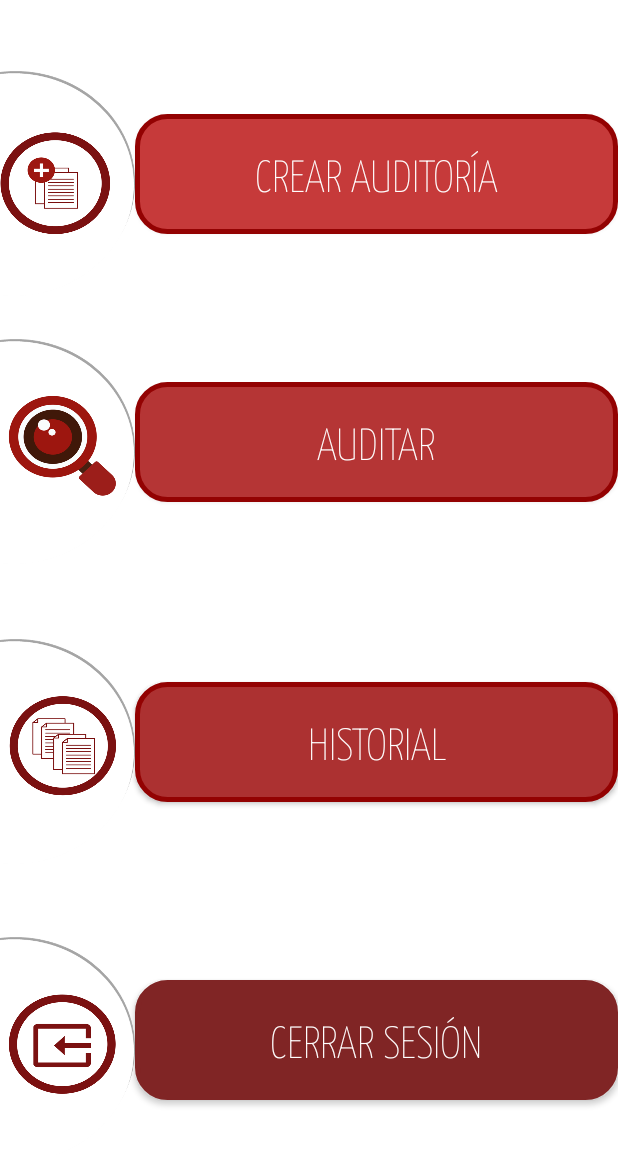
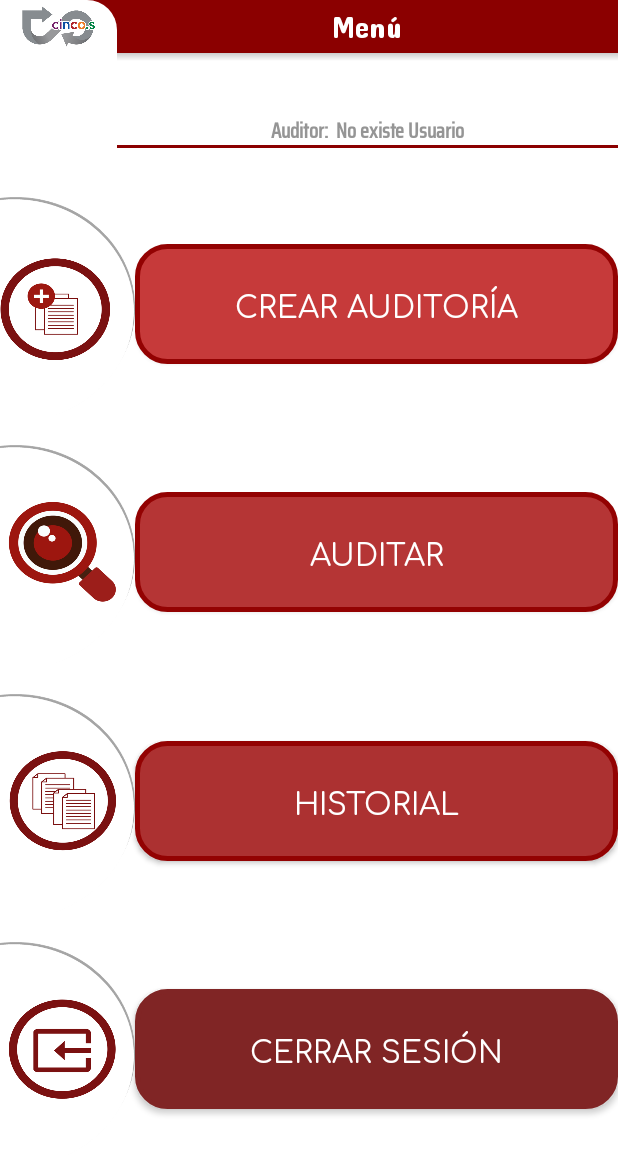
Before and after one commit to Genaro10020/a5SGonherV2, an Android app: the MainMenu screen opened directly, with no data from a screen before it, on a phone screen of 412 x 824 dp. Shown: the top 1155 px of the screen. Run offline under Robolectric (Android 15) with nearby library versions, the phone set to English and light mode, and no system bars; network calls fail.

Commit message:
Se agrego toolbar con logo 5s, sombra y tipo de letra.

```diff
--- a/app/src/main/java/com/example/a5SGonher/MainActivity.java
+++ b/app/src/main/java/com/example/a5SGonher/MainActivity.java
@@ -21,6 +21,8 @@ import org.json.JSONArray;
 import org.json.JSONException;
 import org.json.JSONObject;
 import android.content.SharedPreferences;
+
+import java.nio.charset.Charset;
 
 public class MainActivity extends AppCompatActivity {
 
@@ -46,7 +48,7 @@ public class MainActivity extends AppCompatActivity {
 
         cargarPreferencias();
 
-comparacion();
+        comparacion();
 
 
         btnAgregar2.setOnClickListener(new View.OnClickListener() {
@@ -88,7 +90,8 @@ public void comparacion()
     }
     }
 
-    private void guardarPreferencias(String Rol)
+    //Guardando informacion incial
+    private void guardarPreferencias(String Rol, String nombreAuditor)
     {
         SharedPreferences preferences=getSharedPreferences("credenciales", Context.MODE_PRIVATE);
         String Usuario=edtNombre.getText().toString();
@@ -97,6 +100,7 @@ public void comparacion()
 
         editor.putString("User", Usuario);
         editor.putString("Rol", Rol);
+        editor.putString("NombreAuditor", nombreAuditor);
         editor.putInt("Conected", 1);
         editor.commit();
 
@@ -109,7 +113,7 @@ public void comparacion()
         String user= preferences.getString("User","No existe Usuario");
         String Rol= preferences.getString("Rol","No existe Usuario");
       //  tView.setText(user);
-        //tView2.setText(Rol);
+        //tView2.setText(Rol);65799
 
     }
 
@@ -126,11 +130,12 @@ public void comparacion()
                         String nombre;
                         String password;
                         String rol;
+                        String nombreAuditor;// Genaro
 
                         jsonObject = response.getJSONObject(i);
                         // editT.setText(jsonObject.getString("Planta"));
+                        nombreAuditor=jsonObject.getString("NombreAuditor");
                         nombre=jsonObject.getString("auditor");
-
                         password=jsonObject.getString("Password");
                         rol=jsonObject.getString("Rol");
 
@@ -138,8 +143,8 @@ public void comparacion()
                                 if(password.equals(edtPassword.getText().toString()))
                                 {
 
-                                 //   Toast.makeText(getApplicationContext(),"Entro",Toast.LENGTH_SHORT).show();
-                                    guardarPreferencias(rol);
+                                 // Toast.makeText(getApplicationContext(),nombreAuditor,Toast.LENGTH_SHORT).show();
+                                    guardarPreferencias(rol,nombreAuditor);
                                     openActivity2();
 
                                 }
--- a/app/src/main/java/com/example/a5SGonher/MainMenu.java
+++ b/app/src/main/java/com/example/a5SGonher/MainMenu.java
@@ -9,6 +9,7 @@ import android.graphics.Color;
 import android.os.Bundle;
 import android.view.View;
 import android.widget.Button;
+import android.widget.TextView;
 
 import com.example.a5SGonher.ui.ListosEnviar;
 
@@ -24,19 +25,26 @@ public class MainMenu extends AppCompatActivity {
         Button btnLogOut;
         Button btnHistorial;
         Button btnHallazgos;
+        TextView titulo_too, titular_session;
 
+
+        titular_session=(TextView)findViewById(R.id.textViewSession);
         BotonsCrearAuditoria=(Button) findViewById(R.id.BtnCrearAudtoria);
         btnAuditar=(Button) findViewById(R.id.btnAgregaRes);
+        titulo_too =(TextView) findViewById(R.id.titulo_toolbar);
+        titulo_too.setText("Menú");
 
 
         btnHistorial=(Button) findViewById(R.id.btnAgregaF);
         btnHallazgos=(Button) findViewById(R.id.crearAuditoria);
         cargarPreferencias();
 
+         //Recupero Informacion Genaro
         SharedPreferences preferences=getSharedPreferences("credenciales", Context.MODE_PRIVATE);
-
         String user= preferences.getString("User","No existe Usuario");
         String Rol= preferences.getString("Rol","No existe Usuario");
+        String nombreAuditor= preferences.getString("NombreAuditor","No existe Usuario");
+        titular_session.setText("Auditor:  "+nombreAuditor);
 
 
             if(!Rol.equals("administrador"))
--- /dev/null
+++ b/app/src/main/res/drawable/fondo_barlogo.xml
@@ -0,0 +1,9 @@
+<?xml version="1.0" encoding="utf-8"?>
+<shape xmlns:android="http://schemas.android.com/apk/res/android">
+    <solid android:color="#ffffff"></solid>
+    <corners
+        android:topRightRadius="20dp"
+       >
+
+    </corners>
+</shape>
--- /dev/null
+++ b/app/src/main/res/drawable/fondo_barlogo2.xml
@@ -0,0 +1,9 @@
+<?xml version="1.0" encoding="utf-8"?>
+<shape xmlns:android="http://schemas.android.com/apk/res/android">
+    <solid android:color="#ffffff"></solid>
+    <corners
+        android:topLeftRadius="20dp"
+       >
+
+    </corners>
+</shape>
--- /dev/null
+++ b/app/src/main/res/drawable/linea_titularsession.xml
@@ -0,0 +1,20 @@
+<?xml version="1.0" encoding="utf-8"?>
+
+<layer-list
+xmlns:android="http://schemas.android.com/apk/res/android"
+    >
+
+<item>
+    <shape android:shape="rectangle">
+        <solid android:color="#ffffff"/>
+        <stroke android:color="#8B0000"
+            android:width="5dp"/>
+    </shape>
+</item>
+
+<item android:bottom="2dp">
+    <shape android:shape="rectangle">
+        <solid android:color="#ffffff"/>
+    </shape>
+</item>
+</layer-list>
--- /dev/null
+++ b/app/src/main/res/drawable/sombra.xml
@@ -0,0 +1,8 @@
+<?xml version="1.0" encoding="utf-8"?>
+<shape xmlns:android="http://schemas.android.com/apk/res/android">
+        <gradient
+            android:endColor="#33000000"
+            android:startColor="@android:color/transparent"
+            android:angle="90"
+            />
+</shape>
--- a/app/src/main/res/layout/activity_main.xml
+++ b/app/src/main/res/layout/activity_main.xml
@@ -1,10 +1,19 @@
 <?xml version="1.0" encoding="utf-8"?>
-<androidx.constraintlayout.widget.ConstraintLayout xmlns:android="http://schemas.android.com/apk/res/android"
+
+<androidx.constraintlayout.widget.ConstraintLayout
+    xmlns:android="http://schemas.android.com/apk/res/android"
     xmlns:app="http://schemas.android.com/apk/res-auto"
     xmlns:tools="http://schemas.android.com/tools"
     android:layout_width="match_parent"
     android:layout_height="match_parent"
+    android:background="#ffffff"
     tools:context=".MainActivity">
+
+    <include
+        android:id="@+id/include"
+        layout="@layout/toolbar"
+        app:layout_constraintTop_toTopOf="parent"
+        tools:layout_editor_absoluteX="2dp" />
 
 
     <LinearLayout
@@ -87,7 +96,7 @@
         app:layout_constraintEnd_toEndOf="parent"
         app:layout_constraintHorizontal_bias="0.0"
         app:layout_constraintStart_toStartOf="parent"
-        app:layout_constraintTop_toTopOf="parent" />
+        app:layout_constraintTop_toBottomOf="@+id/include" />
 
     <Button
         android:id="@+id/btnAgregarInicio"
@@ -121,13 +130,14 @@
 
     <ImageView
         android:id="@+id/imageView"
-        android:layout_width="117dp"
-        android:layout_height="106dp"
+        android:layout_width="87dp"
+        android:layout_height="64dp"
+        android:visibility="gone"
         app:layout_constraintBottom_toBottomOf="parent"
         app:layout_constraintEnd_toEndOf="parent"
         app:layout_constraintHorizontal_bias="1.0"
         app:layout_constraintStart_toStartOf="parent"
-        app:layout_constraintTop_toTopOf="parent"
+        app:layout_constraintTop_toBottomOf="@+id/include"
         app:layout_constraintVertical_bias="0.0"
         app:srcCompat="@drawable/ghoner2" />
 
--- a/app/src/main/res/layout/activity_main_menu.xml
+++ b/app/src/main/res/layout/activity_main_menu.xml
@@ -8,47 +8,73 @@
     android:background="#ffffff"
     tools:context=".MainMenu">
 
+    <include
+        android:id="@+id/include"
+        layout="@layout/toolbar"
+        app:layout_constraintStart_toStartOf="parent"
+        app:layout_constraintTop_toTopOf="parent" />
+
+    <TextView
+        android:id="@+id/textViewSession"
+        android:layout_width="match_parent"
+        android:layout_height="wrap_content"
+        android:layout_marginTop="43dp"
+        android:background="@drawable/linea_titularsession"
+        android:gravity="center"
+        android:text="TextView"
+        android:textColor="#959595"
+        android:fontFamily="@font/saira_condensed_medium"
+        android:layout_marginLeft="78dp"
+        android:textStyle="bold"
+        app:layout_constraintBottom_toTopOf="@+id/linearLayout4"
+        app:layout_constraintEnd_toEndOf="parent"
+        app:layout_constraintStart_toStartOf="parent"
+        app:layout_constraintTop_toTopOf="@+id/include" />
 
     <LinearLayout
         android:id="@+id/linearLayout4"
         android:layout_width="match_parent"
-        android:layout_height="181dp"
-        android:layout_marginTop="10dp"
+        android:layout_height="145dp"
+        android:layout_marginTop="70dp"
         android:orientation="horizontal"
         app:layout_constraintBottom_toTopOf="@+id/linearLayout7"
         app:layout_constraintEnd_toEndOf="parent"
-        app:layout_constraintHorizontal_bias="0.5"
+        app:layout_constraintEnd_toStartOf="@+id/linearLayout7"
+        app:layout_constraintHorizontal_bias="1.0"
+        app:layout_constraintStart_toEndOf="@+id/include"
         app:layout_constraintStart_toStartOf="parent"
-        app:layout_constraintTop_toTopOf="parent">
+        app:layout_constraintTop_toBottomOf="@+id/include">
 
         <Button
             android:id="@+id/button1"
             android:layout_width="90dp"
             android:layout_height="150dp"
-            android:layout_marginTop="20dp"
+
             android:background="@drawable/boton_menu_uno" />
 
         <Button
             android:id="@+id/BtnCrearAudtoria"
             android:layout_width="match_parent"
             android:layout_height="80dp"
-            android:layout_marginTop="20dp"
+
             android:background="@drawable/fondo_crearauditoria"
-            android:fontFamily="@font/yanonekaffeesatz"
+            android:fontFamily="@font/conforta"
             android:text="Crear Auditoría"
             android:textColor="#FFFFFF"
-            android:textSize="30dp" />
+            android:textSize="20dp" />
     </LinearLayout>
 
     <LinearLayout
 
         android:id="@+id/linearLayout7"
         android:layout_width="match_parent"
-        android:layout_height="182dp"
+        android:layout_height="145dp"
         android:orientation="horizontal"
         app:layout_constraintBottom_toTopOf="@+id/linearLayout6"
         app:layout_constraintEnd_toEndOf="parent"
+        app:layout_constraintEnd_toStartOf="@+id/linearLayout6"
         app:layout_constraintHorizontal_bias="0.5"
+        app:layout_constraintStart_toEndOf="@+id/linearLayout4"
         app:layout_constraintStart_toStartOf="parent"
         app:layout_constraintTop_toBottomOf="@+id/linearLayout4">
 
@@ -63,10 +89,10 @@
             android:layout_width="match_parent"
             android:layout_height="80dp"
             android:background="@drawable/fondo_auditar"
-            android:fontFamily="@font/yanonekaffeesatz"
+            android:fontFamily="@font/conforta"
             android:text="Auditar"
             android:textColor="#FFFFFF"
-            android:textSize="30sp" />
+            android:textSize="20sp" />
 
     </LinearLayout>
 
@@ -74,11 +100,13 @@
     <LinearLayout
         android:id="@+id/linearLayout6"
         android:layout_width="match_parent"
-        android:layout_height="181dp"
+        android:layout_height="145dp"
         android:orientation="horizontal"
         app:layout_constraintBottom_toTopOf="@+id/linearLayout5"
         app:layout_constraintEnd_toEndOf="parent"
+        app:layout_constraintEnd_toStartOf="@+id/linearLayout5"
         app:layout_constraintHorizontal_bias="0.5"
+        app:layout_constraintStart_toEndOf="@+id/linearLayout7"
         app:layout_constraintStart_toStartOf="parent"
         app:layout_constraintTop_toBottomOf="@+id/linearLayout7">
 
@@ -93,10 +121,10 @@
             android:layout_width="match_parent"
             android:layout_height="80dp"
             android:background="@drawable/fondo_historial"
-            android:fontFamily="@font/yanonekaffeesatz"
+            android:fontFamily="@font/conforta"
             android:text="Historial"
             android:textColor="#FFFFFF"
-            android:textSize="30sp" />
+            android:textSize="20sp" />
 
     </LinearLayout>
 
@@ -104,11 +132,13 @@
     <LinearLayout
         android:id="@+id/linearLayout5"
         android:layout_width="match_parent"
-        android:layout_height="182dp"
+        android:layout_height="145dp"
         android:orientation="horizontal"
+        android:layout_marginBottom="30dp"
         app:layout_constraintBottom_toBottomOf="parent"
         app:layout_constraintEnd_toEndOf="parent"
         app:layout_constraintHorizontal_bias="0.5"
+        app:layout_constraintStart_toEndOf="@+id/linearLayout6"
         app:layout_constraintStart_toStartOf="parent"
         app:layout_constraintTop_toBottomOf="@+id/linearLayout6">
 
@@ -123,10 +153,10 @@
             android:layout_width="match_parent"
             android:layout_height="80dp"
             android:background="@drawable/fondo_salir"
-            android:fontFamily="@font/yanonekaffeesatz"
+            android:fontFamily="@font/conforta"
             android:text="Cerrar Sesión"
             android:textColor="#FFFFFF"
-            android:textSize="30sp" />
+            android:textSize="20sp" />
     </LinearLayout>
 
 
--- /dev/null
+++ b/app/src/main/res/layout/toolbar.xml
@@ -0,0 +1,60 @@
+<?xml version="1.0" encoding="utf-8"?>
+<androidx.constraintlayout.widget.ConstraintLayout xmlns:android="http://schemas.android.com/apk/res/android"
+    xmlns:app="http://schemas.android.com/apk/res-auto"
+    xmlns:tools="http://schemas.android.com/tools"
+    android:id="@+id/linearLayout2"
+    android:layout_width="match_parent"
+    android:layout_height="wrap_content"
+  >
+
+
+    <LinearLayout
+        android:id="@+id/linearLayout3"
+        android:layout_width="match_parent"
+        android:layout_height="35dp"
+        android:orientation="horizontal"
+        android:background="#8B0000"
+        app:layout_constraintEnd_toEndOf="parent"
+        app:layout_constraintStart_toStartOf="parent"
+        app:layout_constraintTop_toTopOf="parent">
+
+        <ImageView
+            android:id="@+id/imageView4"
+            android:layout_width="78dp"
+            android:layout_height="match_parent"
+            android:background="@drawable/fondo_barlogo"
+            app:srcCompat="@drawable/logomejora" />
+
+        <TextView
+            android:id="@+id/titulo_toolbar"
+            android:layout_width="wrap_content"
+            android:layout_height="match_parent"
+            android:layout_weight="1"
+            android:background="#8B0000"
+            android:fontFamily="@font/conecfont"
+            android:gravity="center"
+            android:text="Inicio"
+            android:textColor="#ffffff"
+            android:textSize="20dp" />
+
+    </LinearLayout>
+
+    <LinearLayout
+        android:layout_width="match_parent"
+        android:layout_height="wrap_content"
+        android:orientation="horizontal"
+        app:layout_constraintEnd_toEndOf="parent"
+        app:layout_constraintStart_toStartOf="parent"
+        app:layout_constraintTop_toBottomOf="@+id/linearLayout3">
+
+        <ImageView
+            android:id="@+id/imageView5"
+            android:layout_weight="1"
+            android:layout_width="match_parent"
+            android:layout_height="5dp"
+            android:layout_marginLeft="78dp"
+            app:srcCompat="@drawable/sombra" />
+    </LinearLayout>
+
+
+</androidx.constraintlayout.widget.ConstraintLayout>
```
Also changed, not shown: app/src/main/res/font/conforta.ttf (added), app/src/main/res/font/saira_condensed_medium.ttf (added).
